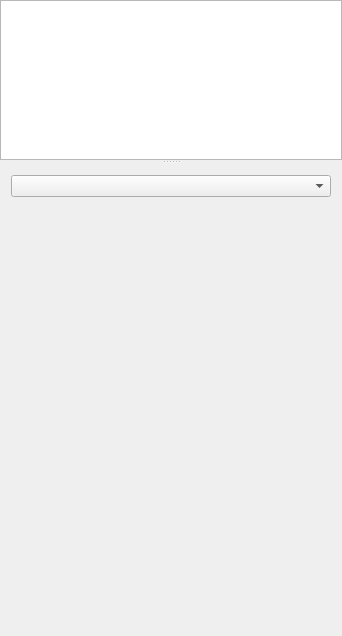
Old version of the form src/ui/qgsgenericprojectionselectorbase.ui in the repository qgis/QGIS.
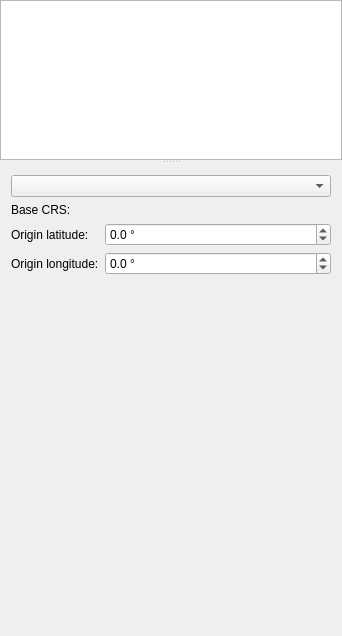
New version of the form. The open tabs and pages were chosen to show the change. Icons and pictures are not drawn. Custom widgets are drawn as their Qt base class.

Commit message: Topocentric projection (#65873)

```diff
--- a/src/ui/qgsgenericprojectionselectorbase.ui
+++ b/src/ui/qgsgenericprojectionselectorbase.ui
@@ -126,6 +126,82 @@
            </item>
           </layout>
          </widget>
+         <widget class="QWidget" name="mPageTopocentric">
+          <layout class="QVBoxLayout" name="verticalLayoutTopocentric">
+           <property name="leftMargin">
+            <number>0</number>
+           </property>
+           <property name="topMargin">
+            <number>0</number>
+           </property>
+           <property name="rightMargin">
+            <number>0</number>
+           </property>
+           <property name="bottomMargin">
+            <number>0</number>
+           </property>
+           <item>
+            <layout class="QFormLayout" name="formLayoutTopoOrigin">
+             <item row="0" column="0">
+              <widget class="QLabel" name="mLabelTopoBaseCrs">
+               <property name="text">
+                <string>Base CRS:</string>
+               </property>
+              </widget>
+             </item>
+             <item row="0" column="1">
+              <widget class="QgsProjectionSelectionWidget" name="mTopocentricBaseSelector"/>
+             </item>
+             <item row="1" column="0">
+              <widget class="QLabel" name="mLabelTopoLat">
+               <property name="text">
+                <string>Origin latitude:</string>
+               </property>
+              </widget>
+             </item>
+             <item row="1" column="1">
+              <widget class="QgsDoubleSpinBox" name="mSpinBoxTopoLat">
+               <property name="minimum">
+                <double>-90.000000000000000</double>
+               </property>
+               <property name="maximum">
+                <double>90.000000000000000</double>
+               </property>
+               <property name="decimals">
+                <number>1</number>
+               </property>
+               <property name="suffix">
+                <string> °</string>
+               </property>
+              </widget>
+             </item>
+             <item row="2" column="0">
+              <widget class="QLabel" name="mLabelTopoLon">
+               <property name="text">
+                <string>Origin longitude:</string>
+               </property>
+              </widget>
+             </item>
+             <item row="2" column="1">
+              <widget class="QgsDoubleSpinBox" name="mSpinBoxTopoLon">
+               <property name="minimum">
+                <double>-180.000000000000000</double>
+               </property>
+               <property name="maximum">
+                <double>180.000000000000000</double>
+               </property>
+               <property name="decimals">
+                <number>1</number>
+               </property>
+               <property name="suffix">
+                <string> °</string>
+               </property>
+              </widget>
+             </item>
+            </layout>
+           </item>
+          </layout>
+         </widget>
         </widget>
        </item>
       </layout>
@@ -154,6 +230,16 @@
    <header>qgspanelwidget.h</header>
    <container>1</container>
   </customwidget>
+  <customwidget>
+   <class>QgsDoubleSpinBox</class>
+   <extends>QDoubleSpinBox</extends>
+   <header>qgsdoublespinbox.h</header>
+  </customwidget>
+  <customwidget>
+   <class>QgsProjectionSelectionWidget</class>
+   <extends>QWidget</extends>
+   <header>qgsprojectionselectionwidget.h</header>
+  </customwidget>
  </customwidgets>
  <resources/>
  <connections/>
```
The commit also changes 27 other files.
